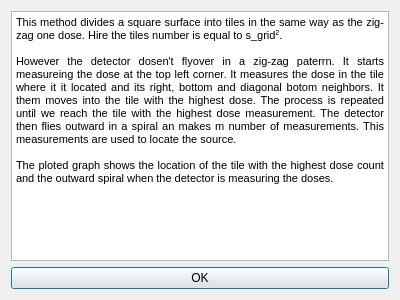
urhtrinko/DroneRadioactivity_student_job, file working_apps/simulations/SpiralDescribtion.ui: the form before one commit.
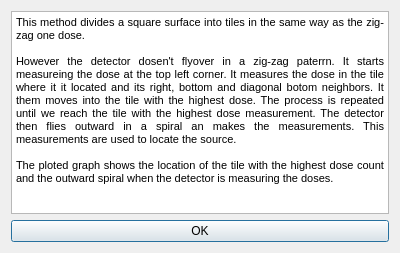
The form after the commit.

Diff of the .ui file:
```diff
--- a/working_apps/simulations/SpiralDescribtion.ui
+++ b/working_apps/simulations/SpiralDescribtion.ui
@@ -7,7 +7,7 @@
     <x>0</x>
     <y>0</y>
     <width>400</width>
-    <height>300</height>
+    <height>253</height>
    </rect>
   </property>
   <property name="windowTitle">
@@ -21,8 +21,8 @@
 &lt;html&gt;&lt;head&gt;&lt;meta name=&quot;qrichtext&quot; content=&quot;1&quot; /&gt;&lt;style type=&quot;text/css&quot;&gt;
 p, li { white-space: pre-wrap; }
 &lt;/style&gt;&lt;/head&gt;&lt;body style=&quot; font-family:'MS Shell Dlg 2'; font-size:8pt; font-weight:400; font-style:normal;&quot;&gt;
-&lt;p align=&quot;justify&quot; style=&quot; margin-top:0px; margin-bottom:0px; margin-left:0px; margin-right:0px; -qt-block-indent:0; text-indent:0px;&quot;&gt;This method divides a square surface into tiles in the same way as the zig-zag one dose. Hire the tiles number is equal to s_grid&lt;span style=&quot; vertical-align:super;&quot;&gt;2&lt;/span&gt;. &lt;br /&gt;&lt;/p&gt;
-&lt;p align=&quot;justify&quot; style=&quot; margin-top:0px; margin-bottom:0px; margin-left:0px; margin-right:0px; -qt-block-indent:0; text-indent:0px;&quot;&gt;However the detector dosen't flyover in a zig-zag paterrn. It starts measureing the dose at the top left corner. It measures the dose in the tile where it it located and its right, bottom and diagonal botom neighbors. It them moves into the tile with the highest dose. The process is repeated until we reach the tile with the highest dose measurement. The detector then flies outward in a spiral an makes m number of measurements. This measurements are used to locate the source.&lt;/p&gt;
+&lt;p align=&quot;justify&quot; style=&quot; margin-top:0px; margin-bottom:0px; margin-left:0px; margin-right:0px; -qt-block-indent:0; text-indent:0px;&quot;&gt;This method divides a square surface into tiles in the same way as the zig-zag one dose.&lt;br /&gt;&lt;/p&gt;
+&lt;p align=&quot;justify&quot; style=&quot; margin-top:0px; margin-bottom:0px; margin-left:0px; margin-right:0px; -qt-block-indent:0; text-indent:0px;&quot;&gt;However the detector dosen't flyover in a zig-zag paterrn. It starts measureing the dose at the top left corner. It measures the dose in the tile where it it located and its right, bottom and diagonal botom neighbors. It them moves into the tile with the highest dose. The process is repeated until we reach the tile with the highest dose measurement. The detector then flies outward in a spiral an makes the measurements. This measurements are used to locate the source.&lt;/p&gt;
 &lt;p align=&quot;justify&quot; style=&quot;-qt-paragraph-type:empty; margin-top:0px; margin-bottom:0px; margin-left:0px; margin-right:0px; -qt-block-indent:0; text-indent:0px;&quot;&gt;&lt;br /&gt;&lt;/p&gt;
 &lt;p align=&quot;justify&quot; style=&quot; margin-top:0px; margin-bottom:0px; margin-left:0px; margin-right:0px; -qt-block-indent:0; text-indent:0px;&quot;&gt;The ploted graph shows the location of the tile with the highest dose count and the outward spiral when the detector is measuring the doses.&lt;/p&gt;&lt;/body&gt;&lt;/html&gt;</string>
      </property>
```
